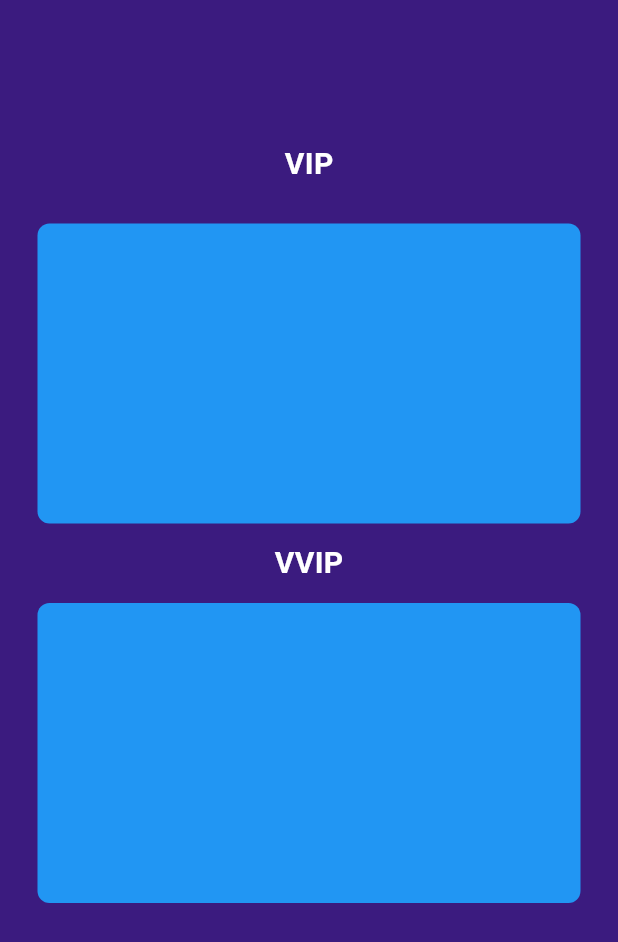
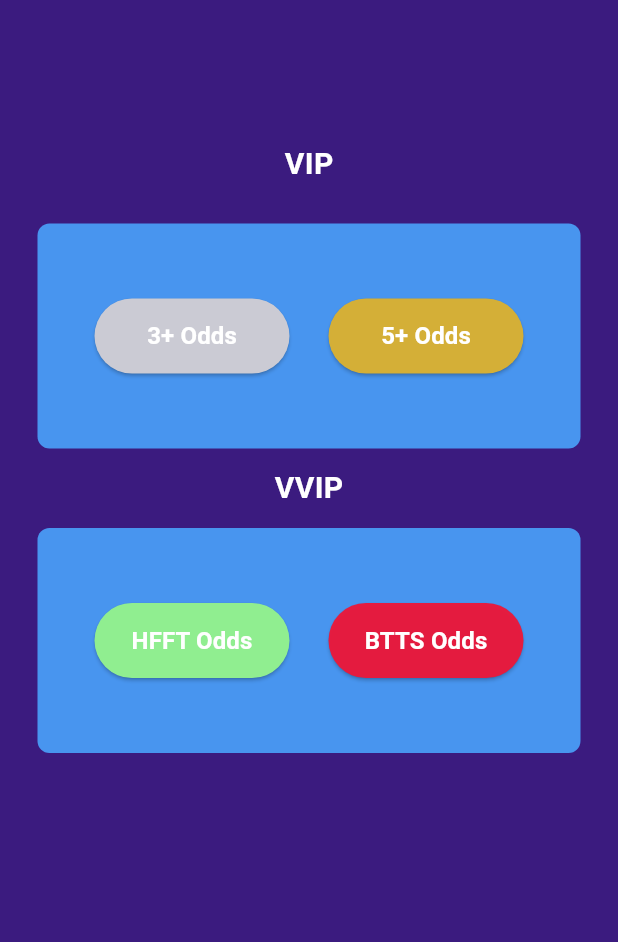
Before and after one commit to EstherNjihia/winsight-, a Flutter app: the vipPage screen opened directly, on a phone screen of 412 x 824 dp. Shown: the top 942 px of the screen. Run offline on Flutter 3.47's test engine with Material 3 defaults, Android fonts, the light colour scheme and no system bars.

Commit message:
Added Odds Buttons

```diff
--- a/lib/pages/premium.dart
+++ b/lib/pages/premium.dart
@@ -31,16 +31,49 @@ class vipPage extends StatelessWidget {
 
           // VIP CONTAINER
           Container(
-            height: 200,
+            height: 150,
             width: 400,
             padding: const EdgeInsets.all(12),
             margin: const EdgeInsets.symmetric(horizontal: 25),
             decoration: BoxDecoration(
-                color: Colors.blue[500],
+                color: const Color.fromRGBO(72, 149, 239, 1),
                 borderRadius: BorderRadius.circular(8)),
             child: Row(
-              mainAxisAlignment: MainAxisAlignment.spaceBetween,
-              children: const [],
+              mainAxisAlignment: MainAxisAlignment.spaceEvenly,
+              children: [
+                ElevatedButton(
+                  style: ButtonStyle(
+                    backgroundColor: MaterialStatePropertyAll(
+                        Color.fromRGBO(203, 203, 212, 1)),
+                    minimumSize: MaterialStateProperty.all(Size(130, 50)),
+                  ),
+                  onPressed: () {},
+                  child: const Text(
+                    "3+ Odds",
+                    selectionColor: Color.fromARGB(255, 255, 255, 255),
+                    style: TextStyle(
+                        color: Colors.white,
+                        fontSize: 16,
+                        fontWeight: FontWeight.bold),
+                  ),
+                ),
+                ElevatedButton(
+                  style: ButtonStyle(
+                    backgroundColor: MaterialStatePropertyAll(
+                        Color.fromRGBO(212, 175, 55, 1)),
+                    minimumSize: MaterialStateProperty.all(Size(130, 50)),
+                  ),
+                  onPressed: () {},
+                  child: const Text(
+                    "5+ Odds",
+                    selectionColor: Color.fromARGB(255, 255, 255, 255),
+                    style: TextStyle(
+                        color: Colors.white,
+                        fontSize: 16,
+                        fontWeight: FontWeight.bold),
+                  ),
+                ),
+              ],
             ),
           ),
 
@@ -66,16 +99,49 @@ class vipPage extends StatelessWidget {
 
           //VVIP CONTAINER
           Container(
-            height: 200,
+            height: 150,
             width: 400,
             padding: const EdgeInsets.all(12),
             margin: const EdgeInsets.symmetric(horizontal: 25),
             decoration: BoxDecoration(
-                color: Colors.blue[500],
+                color: const Color.fromRGBO(72, 149, 239, 1),
                 borderRadius: BorderRadius.circular(8)),
             child: Row(
-              mainAxisAlignment: MainAxisAlignment.spaceBetween,
-              children: const [],
+              mainAxisAlignment: MainAxisAlignment.spaceEvenly,
+              children: [
+                ElevatedButton(
+                  style: ButtonStyle(
+                    backgroundColor: MaterialStatePropertyAll(
+                        Color.fromRGBO(144, 238, 144, 1)),
+                    minimumSize: MaterialStateProperty.all(Size(130, 50)),
+                  ),
+                  onPressed: () {},
+                  child: const Text(
+                    "HFFT Odds",
+                    selectionColor: Color.fromARGB(255, 255, 255, 255),
+                    style: TextStyle(
+                        color: Colors.white,
+                        fontSize: 16,
+                        fontWeight: FontWeight.bold),
+                  ),
+                ),
+                ElevatedButton(
+                  style: ButtonStyle(
+                    backgroundColor: MaterialStatePropertyAll(
+                        Color.fromRGBO(234, 24, 59, 0.966)),
+                    minimumSize: MaterialStateProperty.all(Size(130, 50)),
+                  ),
+                  onPressed: () {},
+                  child: const Text(
+                    "BTTS Odds",
+                    selectionColor: Color.fromARGB(255, 255, 255, 255),
+                    style: TextStyle(
+                        color: Colors.white,
+                        fontSize: 16,
+                        fontWeight: FontWeight.bold),
+                  ),
+                ),
+              ],
             ),
           ),
         ],
```
